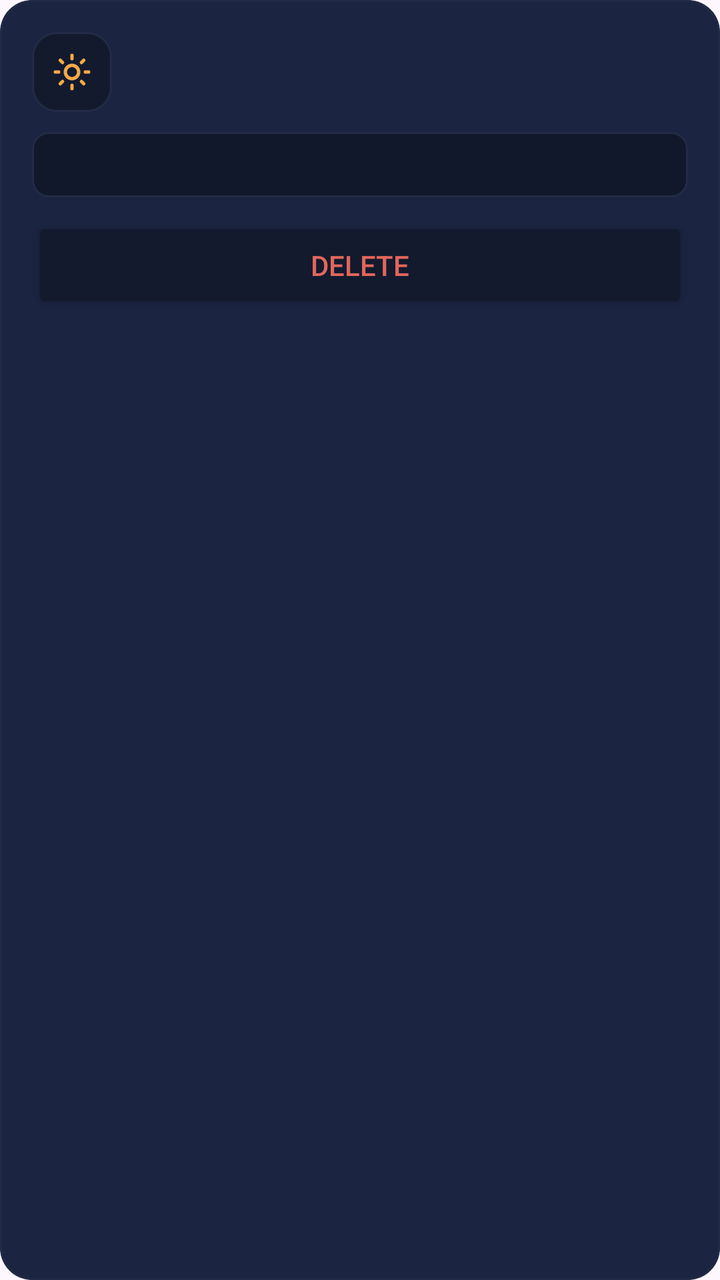
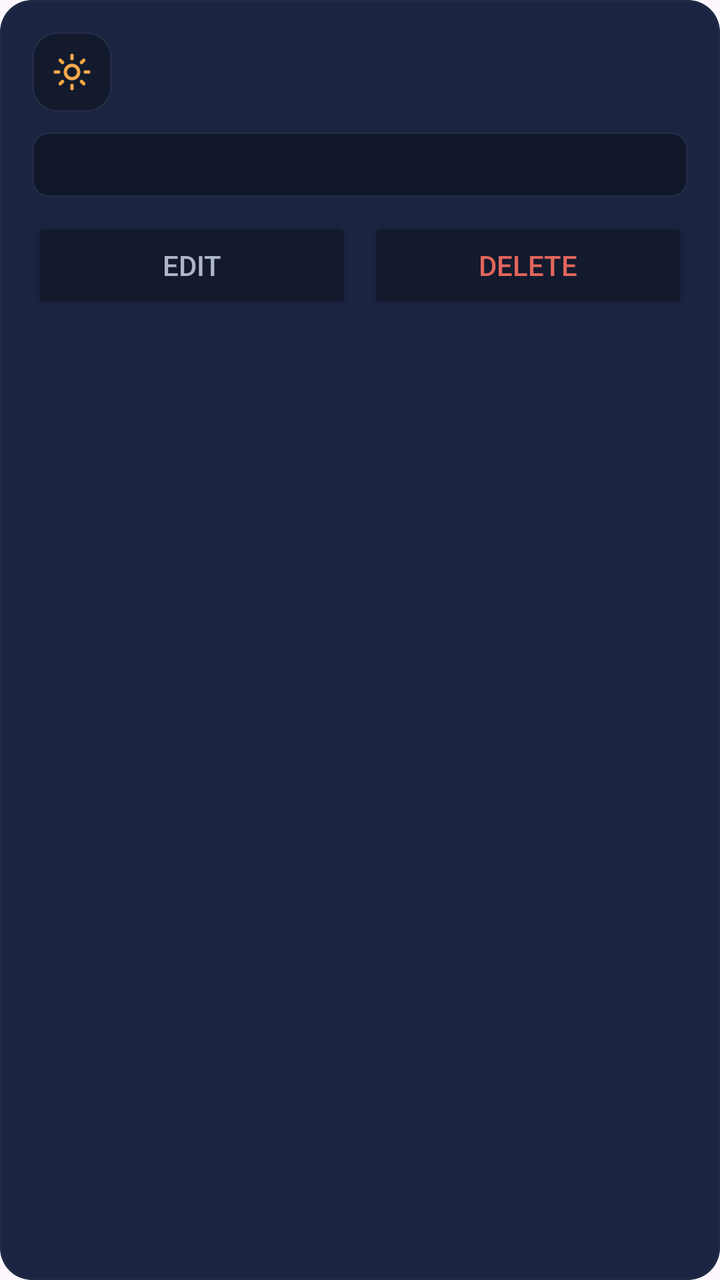

Two renders of the same Android screen: before a commit and after it. Below are the layout's source before the change and the commit's diff.
<!-- AndroidManifest.xml: application theme Theme.LUMEN -->
<!-- res/layout/item_device_sensor.xml -->
<?xml version="1.0" encoding="utf-8"?>
<com.google.android.material.card.MaterialCardView
    xmlns:android="http://schemas.android.com/apk/res/android"
    xmlns:app="http://schemas.android.com/apk/res-auto"
    android:layout_width="match_parent"
    android:layout_height="wrap_content"
    android:layout_marginBottom="12dp"
    app:cardBackgroundColor="@color/night_3"
    app:cardCornerRadius="16dp"
    app:strokeColor="@color/border"
    app:strokeWidth="1dp">

    <LinearLayout
        android:layout_width="match_parent"
        android:layout_height="wrap_content"
        android:orientation="vertical"
        android:padding="16dp">

        <LinearLayout
            android:layout_width="match_parent"
            android:layout_height="wrap_content"
            android:gravity="center_vertical">

            <ImageView
                android:layout_width="40dp"
                android:layout_height="40dp"
                android:padding="10dp"
                android:background="@drawable/bg_sensor_icon"
                android:src="@drawable/ic_sensor"
                app:tint="@color/amber"
                android:contentDescription="@string/sensor" />

            <LinearLayout
                android:layout_width="0dp"
                android:layout_height="wrap_content"
                android:layout_weight="1"
                android:layout_marginStart="12dp"
                android:orientation="vertical">

                <TextView
                    android:id="@+id/txtDeviceSensorName"
                    android:layout_width="wrap_content"
                    android:layout_height="wrap_content"
                    android:textColor="@color/white"
                    android:textSize="15sp"
                    android:textStyle="bold" />

                <TextView
                    android:id="@+id/txtDeviceSensorType"
                    android:layout_width="wrap_content"
                    android:layout_height="wrap_content"
                    android:textColor="@color/mist"
                    android:textSize="12sp" />

            </LinearLayout>

        </LinearLayout>

        <TextView
            android:id="@+id/txtDeviceSensorInfo"
            android:layout_width="match_parent"
            android:layout_height="wrap_content"
            android:layout_marginTop="10dp"
            android:padding="9dp"
            android:textColor="@color/cyan"
            android:textSize="11sp"
            android:fontFamily="monospace"
            android:background="@drawable/bg_topic" />

        <Button
            android:id="@+id/btnDeleteSensor"
            android:layout_width="match_parent"
            android:layout_height="wrap_content"
            android:layout_marginTop="10dp"
            android:text="@string/delete"
            android:textColor="@color/danger"
            android:backgroundTint="@color/night_2" />

    </LinearLayout>

</com.google.android.material.card.MaterialCardView>
<!-- resources referenced by this layout -->
<resources>
  <color name="amber">#F5A947</color>
  <color name="border">#222B45</color>
  <color name="cyan">#5FD4D6</color>
  <color name="danger">#E2665B</color>
  <color name="mist">#AEB6CC</color>
  <color name="night_2">#131A2E</color>
  <color name="night_3">#1B2440</color>
  <color name="white">#F4F6FB</color>
  <!-- drawable bg_sensor_icon (drawable) -->
  <?xml version="1.0" encoding="utf-8"?>
  <selector xmlns:android="http://schemas.android.com/apk/res/android">
  
      <item android:state_selected="true">
  
          <shape>
  
              <solid android:color="#302A20" />
  
              <corners android:radius="12dp" />
  
              <stroke
                  android:width="1dp"
                  android:color="@color/amber" />
  
          </shape>
  
      </item>
  
      <item>
  
          <shape>
  
              <solid android:color="@color/night_2" />
  
              <corners android:radius="12dp" />
  
              <stroke
                  android:width="1dp"
                  android:color="@color/border" />
  
          </shape>
  
      </item>
  
  </selector>
  <!-- drawable bg_topic (drawable) -->
  <?xml version="1.0" encoding="utf-8"?>
  <shape xmlns:android="http://schemas.android.com/apk/res/android">
  
      <solid android:color="#11182B" />
  
      <corners android:radius="8dp" />
  
      <stroke
          android:width="1dp"
          android:color="@color/border" />
  
  </shape>
  <!-- drawable ic_sensor: vector/xml drawable (drawable, 2331 chars, omitted) -->
  <string name="delete">Delete</string>
  <string name="sensor">Sensor</string>
  <style name="Theme.LUMEN" parent="Base.Theme.LUMEN" />
  <style name="Base.Theme.LUMEN" parent="Theme.Material3.DayNight.NoActionBar">
          
          
      </style>
</resources>

<!-- the commit's change to res/layout/item_device_sensor.xml (unified diff, before → after) -->
@@ -67,14 +67,32 @@
             android:fontFamily="monospace"
             android:background="@drawable/bg_topic" />
 
-        <Button
-            android:id="@+id/btnDeleteSensor"
+        <LinearLayout
             android:layout_width="match_parent"
             android:layout_height="wrap_content"
             android:layout_marginTop="10dp"
-            android:text="@string/delete"
-            android:textColor="@color/danger"
-            android:backgroundTint="@color/night_2" />
+            android:orientation="horizontal">
+
+            <Button
+                android:id="@+id/btnEditSensor"
+                android:layout_width="0dp"
+                android:layout_height="wrap_content"
+                android:layout_weight="1"
+                android:text="@string/edit"
+                android:textColor="@color/mist"
+                android:backgroundTint="@color/night_2" />
+
+            <Button
+                android:id="@+id/btnDeleteSensor"
+                android:layout_width="0dp"
+                android:layout_height="wrap_content"
+                android:layout_weight="1"
+                android:layout_marginStart="8dp"
+                android:text="@string/delete"
+                android:textColor="@color/danger"
+                android:backgroundTint="@color/night_2" />
+
+        </LinearLayout>
 
     </LinearLayout>
 
<!-- resource entries referenced after the edit -->
@@ -60,6 +60,7 @@
   </shape>
   <!-- drawable ic_sensor: vector/xml drawable (drawable, 2331 chars, omitted) -->
   <string name="delete">Delete</string>
+  <string name="edit">Edit</string>
   <string name="sensor">Sensor</string>
   <style name="Theme.LUMEN" parent="Base.Theme.LUMEN" />
   <style name="Base.Theme.LUMEN" parent="Theme.Material3.DayNight.NoActionBar">
